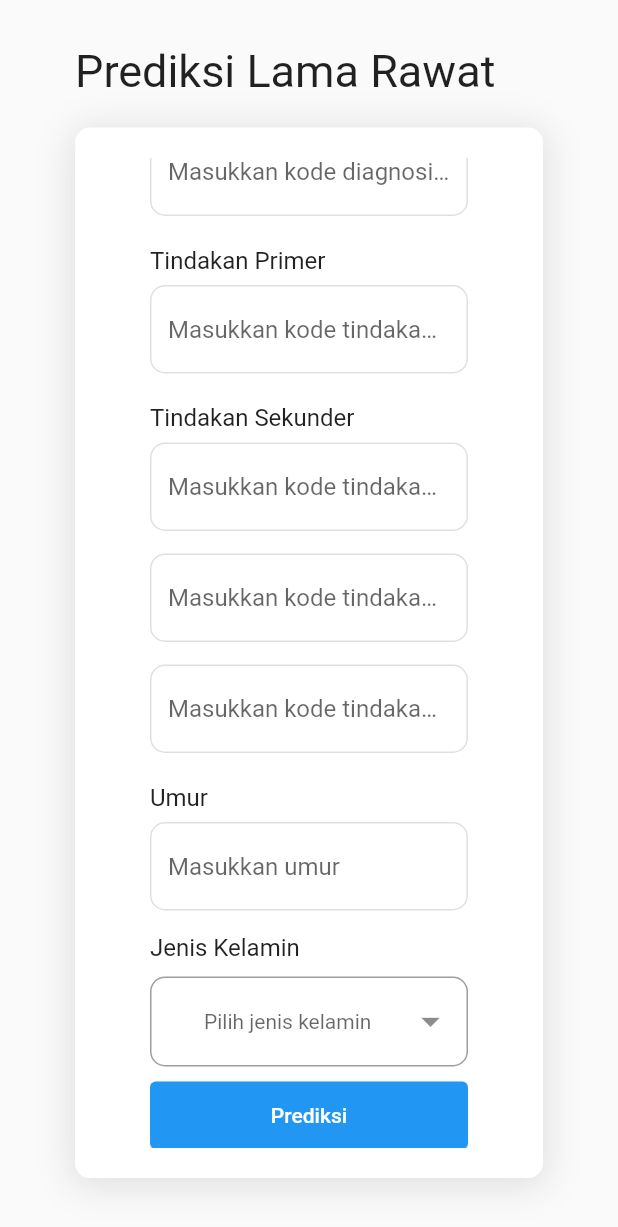
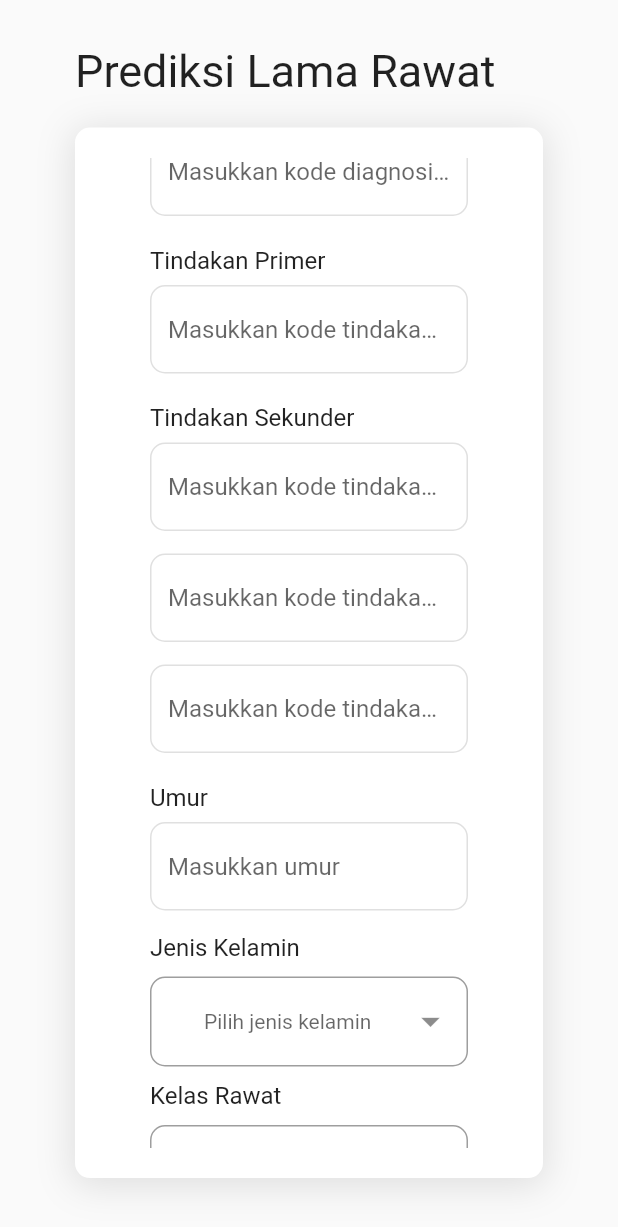
Before and after one commit to arkariz/rs_ui, a Flutter app: the PrediksiLamaRawatScreen screen opened directly, scrolled down 299 dp, on a phone screen of 412 x 824 dp. Shown: the top 1227 px of the screen. Run offline on Flutter 3.47's test engine with Material 2 defaults, Android fonts, the light colour scheme and no system bars; our stand-ins replace another_flushbar, currency_text_input_formatter, dropdown_button2, get, internet_connection_checker, loading_animation_widget and 1 more; missing offline and left inert: window_manager.

Commit message:
feat: add kelas rawat field

```diff
--- a/lib/module/prediksi/prediksi_controller.dart
+++ b/lib/module/prediksi/prediksi_controller.dart
@@ -15,6 +15,7 @@ class PrediksiController extends GetxController {
   final tindakanSekunder1Controller = TextEditingController();
   final tindakanSekunder2Controller = TextEditingController();
   final tindakanSekunder3Controller = TextEditingController();
+  final kelasRawat = TextEditingController();
   final subacuteController = TextEditingController();
   final chronicController = TextEditingController();
   final spController = TextEditingController();
@@ -30,6 +31,8 @@ class PrediksiController extends GetxController {
 
   final repo = PrediksiRepository();
   final loading = Get.find<LoadingController>();
+
+  final listKelasRawat = ["1", "2", "3"];
 
   prediksi() async {
     loading.isLoading = true;
@@ -48,6 +51,10 @@ class PrediksiController extends GetxController {
       showDialog();
     }
     loading.isLoading = false;
+  }
+
+  onSelectedKelasRawat(String kelas) {
+    kelasRawat.text = kelas;
   }
 
   createRequestBody() {
@@ -78,6 +85,7 @@ class PrediksiController extends GetxController {
             ? "-"
             : tindakanSekunder3Controller.text,
       ],
+      "kelasrawat": int.parse(kelasRawat.text),
       "subacute":
           subacuteController.text.isEmpty ? "-" : subacuteController.text,
       "chronic": chronicController.text.isEmpty ? "-" : chronicController.text,
--- a/lib/module/prediksi/prediksi_screen.dart
+++ b/lib/module/prediksi/prediksi_screen.dart
@@ -2,6 +2,7 @@ import 'package:flutter/material.dart';
 import 'package:get/get_state_manager/get_state_manager.dart';
 import 'package:rs_ui/helper/size_config.dart';
 import 'package:rs_ui/module/prediksi/prediksi_controller.dart';
+import 'package:rs_ui/widget/custom_dropdown.dart';
 import 'package:rs_ui/widget/custom_text.dart';
 import 'package:rs_ui/widget/custom_text_field.dart';
 
@@ -43,6 +44,14 @@ class PrediksiScreen extends GetView<PrediksiController> {
                         const SizedBox(width: 30),
                         tindakanForm(),
                       ],
+                    ),
+                    const SizedBox(height: 30),
+                    CustomDropdown(
+                      size: MediaQuery.of(context).size,
+                      menuItems: controller.listKelasRawat,
+                      onChangeValue: controller.onSelectedKelasRawat,
+                      label: "Kelas Rawat",
+                      hint: "Pilih kelas rawat",
                     ),
                     const SizedBox(height: 30),
                     specialForm(),
--- a/lib/module/prediksi_lama_rawat/prediksi_lama_rawat_controller.dart
+++ b/lib/module/prediksi_lama_rawat/prediksi_lama_rawat_controller.dart
@@ -14,6 +14,7 @@ class PrediksiLamaRawatController extends GetxController {
   final tindakanSekunder1Controller = TextEditingController();
   final tindakanSekunder2Controller = TextEditingController();
   final tindakanSekunder3Controller = TextEditingController();
+  final kelasRawat = TextEditingController();
   final umur = TextEditingController();
   final kelaminController = TextEditingController();
 
@@ -23,6 +24,7 @@ class PrediksiLamaRawatController extends GetxController {
   final tarifInacbg = "".obs;
   final isLoading = false.obs;
   final genderList = ["Laki-laki", "Perempuan"];
+  final kelasList = ["1", "2", "3"];
 
   final keyForm = GlobalKey<FormState>();
   final repo = PrediksiLamaRawatRepository();
@@ -46,6 +48,10 @@ class PrediksiLamaRawatController extends GetxController {
       }
       loading.isLoading = false;
     }
+  }
+
+  onSelectedKelas(String kelas) {
+    kelasRawat.text = kelas;
   }
 
   onSelectedGender(String gender) {
@@ -84,6 +90,7 @@ class PrediksiLamaRawatController extends GetxController {
             ? "-"
             : tindakanSekunder3Controller.text,
       ],
+      "kelasrawat": int.parse(kelasRawat.text),
       "sex": int.parse(kelaminController.text),
       "umur": int.parse(umur.text),
     };
--- a/lib/module/prediksi_lama_rawat/prediksi_lama_rawat_screen.dart
+++ b/lib/module/prediksi_lama_rawat/prediksi_lama_rawat_screen.dart
@@ -142,6 +142,13 @@ class PrediksiLamaRawatScreen extends GetView<PrediksiLamaRawatController> {
           label: "Jenis Kelamin",
           hint: "Pilih jenis kelamin",
         ),
+        CustomDropdown(
+          size: size,
+          menuItems: controller.kelasList,
+          onChangeValue: controller.onSelectedKelas,
+          label: "Kelas Rawat",
+          hint: "Pilih kelas rawat",
+        ),
       ],
     );
   }
```
